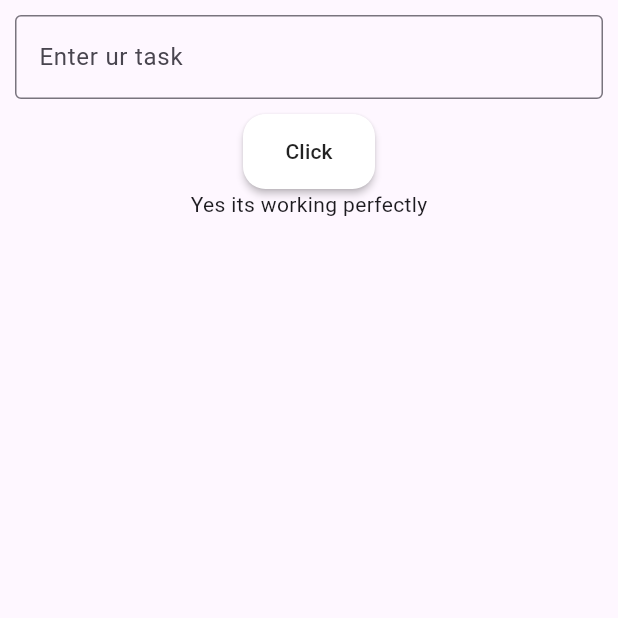
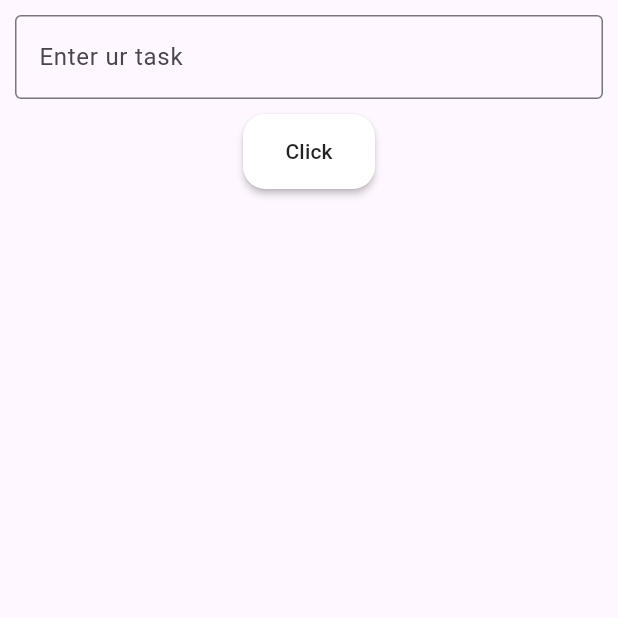
Before and after one commit to PavinKM/flutter_emc_todo_list, a Flutter app: the screen it shows after launch, after a tap on "Click", on a phone screen of 412 x 824 dp, the top half of it. Run offline on Flutter 3.47's test engine with Material 3 defaults, Android fonts, the phone set to English and light mode, and no system bars.

Commit message:
second commit

```diff
--- a/lib/main.dart
+++ b/lib/main.dart
@@ -13,6 +13,9 @@ class MainApp extends StatefulWidget {
 class _MainAppState extends State<MainApp> {
 
   String displayText = "No Text Data";
+
+  TextEditingController textController = TextEditingController();
+
   @override
   Widget build(BuildContext context) {
     return MaterialApp(
@@ -23,6 +26,7 @@ class _MainAppState extends State<MainApp> {
             Container(
               padding: EdgeInsets.all(10),
               child: TextField(
+                controller: textController, //textEditingController
                 decoration: InputDecoration(
                   border: OutlineInputBorder(),
                   label: Text('Enter ur task')
@@ -32,7 +36,7 @@ class _MainAppState extends State<MainApp> {
 
             MaterialButton(onPressed: (){
               setState(() {
-                  displayText = "Yes its working perfectly" ;
+                  displayText = textController.text ;
                 });
               },
               child: Text('Click'),
```
